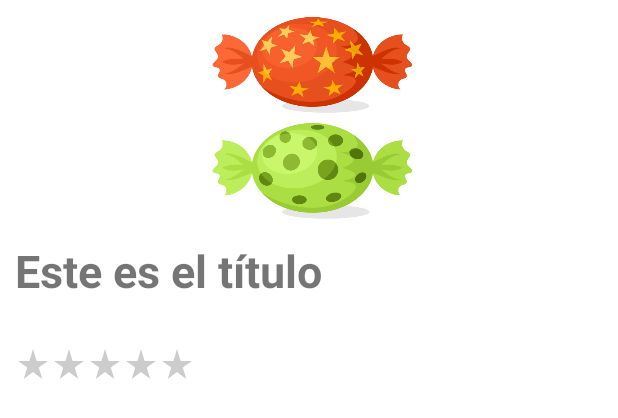
After one commit to dherranz1/PMDM2022, an Android app: the layout activity_ut01_ex03c.xml on its own in the app's theme, with its tools: preview values and no code run, on a phone screen of 412 x 824 dp. The commit adds this screen. Shown: the top 418 px of the screen. Run offline under Robolectric (Android 15) with nearby library versions, the phone set to English and light mode, and no system bars.

Commit message:
Ex03c - Ex02 done with RelativeLayout and LinearLayout

```diff
--- /dev/null
+++ b/app/src/main/res/layout/activity_ut01_ex03c.xml
@@ -0,0 +1,103 @@
+<?xml version="1.0" encoding="utf-8"?>
+<RelativeLayout xmlns:android="http://schemas.android.com/apk/res/android"
+    xmlns:app="http://schemas.android.com/apk/res-auto"
+    xmlns:tools="http://schemas.android.com/tools"
+    android:layout_width="match_parent"
+    android:layout_height="match_parent"
+    android:padding="@dimen/padding_body"
+    tools:context=".ut01.ex03c.Ut01Ex03cActivity">
+
+
+    <androidx.appcompat.widget.AppCompatImageView
+        android:id="@+id/imgcandy"
+        android:layout_width="match_parent"
+        android:layout_height="@dimen/size_image"
+        app:srcCompat="@drawable/candy" />
+
+
+    <!-- Titulo tipo bold-->
+    <TextView
+        android:id="@+id/titlecandy"
+        android:layout_width="wrap_content"
+        android:layout_height="wrap_content"
+        android:layout_below="@id/imgcandy"
+        android:layout_marginBottom="@dimen/margin_bottom_infoTextView"
+        android:ellipsize="end"
+        android:maxLines="1"
+        android:text="@string/titulo"
+        android:textSize="@dimen/title_size"
+        android:textStyle="bold" />
+
+    <!--android:text="@string/contenido"-->
+    <TextView
+        android:id="@+id/contentcandy"
+        android:layout_width="wrap_content"
+        android:layout_height="wrap_content"
+        android:layout_below="@id/titlecandy"
+        android:layout_marginBottom="@dimen/margin_bottom_infoTextView"
+        android:ellipsize="end"
+        android:maxLines="2"
+        tools:text="@tools:sample/lorem/random" />
+
+    <!-- images 24dp-->
+    <!-- usar tint para las estrellas y el corazon -->
+
+
+    <LinearLayout
+        android:id="@+id/star_group"
+        android:layout_width="wrap_content"
+        android:layout_height="@dimen/height_vote_toolbar"
+        android:layout_below="@id/contentcandy"
+        android:orientation="horizontal">
+
+        <!-- Stars group -->
+        <androidx.appcompat.widget.AppCompatImageView
+            android:id="@+id/star_group_one"
+            android:layout_width="@dimen/width_toolbar_images"
+            android:layout_height="match_parent"
+            android:tint="@color/gray"
+            app:srcCompat="@drawable/star_rate" />
+
+        <androidx.appcompat.widget.AppCompatImageView
+            android:id="@+id/star_group_two"
+            android:layout_width="@dimen/width_toolbar_images"
+            android:layout_height="match_parent"
+            android:tint="@color/gray"
+            app:srcCompat="@drawable/star_rate" />
+
+        <androidx.appcompat.widget.AppCompatImageView
+            android:id="@+id/star_group_three"
+            android:layout_width="@dimen/width_toolbar_images"
+            android:layout_height="match_parent"
+            android:tint="@color/gray"
+            app:srcCompat="@drawable/star_rate" />
+
+        <androidx.appcompat.widget.AppCompatImageView
+            android:id="@+id/star_group_four"
+            android:layout_width="@dimen/width_toolbar_images"
+            android:layout_height="match_parent"
+            android:tint="@color/gray"
+            app:srcCompat="@drawable/star_rate" />
+
+        <androidx.appcompat.widget.AppCompatImageView
+            android:id="@+id/star_group_five"
+            android:layout_width="@dimen/width_toolbar_images"
+            android:layout_height="match_parent"
+            android:tint="@color/gray"
+            app:srcCompat="@drawable/star_rate" />
+        <!-- End Stars group -->
+
+    </LinearLayout>
+
+
+    <androidx.appcompat.widget.AppCompatImageView
+        android:id="@+id/favorite"
+        android:layout_width="@dimen/width_toolbar_images"
+        android:layout_height="@dimen/width_toolbar_images"
+        android:tint="@color/gray"
+        android:layout_below="@id/contentcandy"
+        android:layout_alignRight="@id/contentcandy"
+        app:srcCompat="@drawable/favorite_fill" />
+
+
+</RelativeLayout>
--- a/app/src/main/res/values/strings.xml
+++ b/app/src/main/res/values/strings.xml
@@ -3,4 +3,5 @@
     <string name="fecha">01/01/2022</string>
     <string name="titulo">Este es el título</string>
     <string name="contenido">Contenido del texto que debe tener 2 líneas como máximo. Alargando el texto para comprobar que funciona.</string>
+    <string name="texto3b">Texto</string>
 </resources>
```
Also changed, not shown: app/src/main/AndroidManifest.xml (+22 -2 lines), app/src/main/java/com/dherranz1/pmdm2022/ut01/ex03/presentation/Ut01Ex03Activity.kt (added, +12 -0 lines), app/src/main/java/com/dherranz1/pmdm2022/ut01/ex03b/Ut01Ex03bActivity.kt (added, +11 -0 lines), app/src/main/java/com/dherranz1/pmdm2022/ut01/ex03c/Ut01Ex03cActivity.kt (added, +12 -0 lines), app/src/main/res/layout/activity_ut01_ex03.xml (added, +47 -0 lines), app/src/main/res/layout/activity_ut01_ex03b.xml (added, +77 -0 lines).
